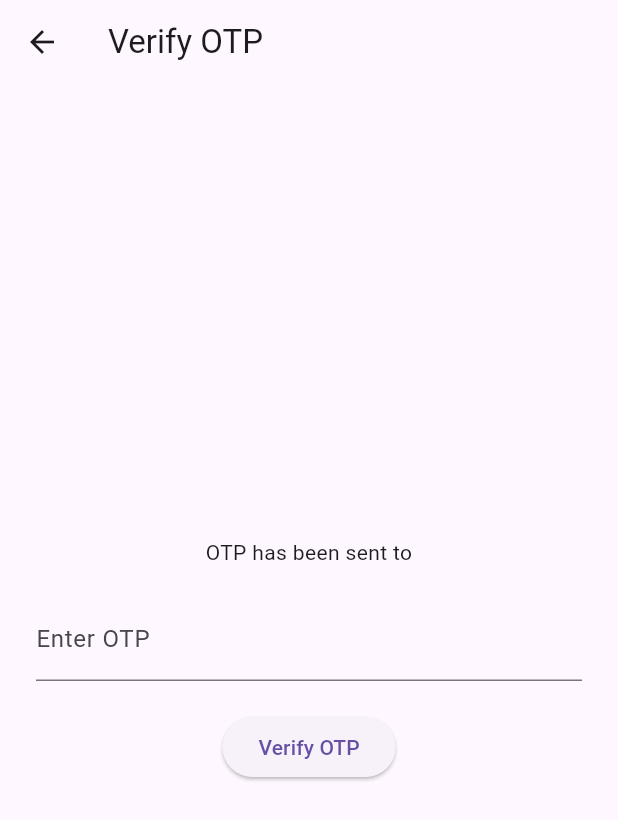
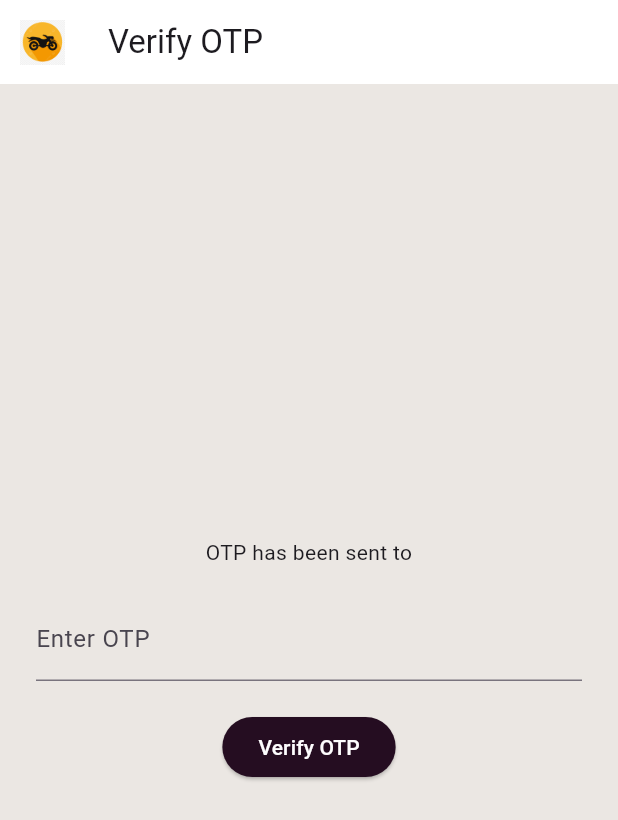
Before and after one commit to Stella1B/Saferride, a Flutter app: the OTPVerificationPage screen opened by its route, on a phone screen of 412 x 824 dp. Shown: the top 820 px of the screen. Run offline on Flutter 3.47's test engine with Material 3 defaults, Android fonts, the phone set to English and light mode, and no system bars; our stand-ins replace shared_preferences; accounts and stored records are empty.

Commit message:
OTP verification page modification

```diff
--- a/lib/screens/OTP_verification.dart
+++ b/lib/screens/OTP_verification.dart
@@ -43,8 +43,16 @@ class _OTPVerificationPageState extends State<OTPVerificationPage> {
   Widget build(BuildContext context) {
     return Scaffold(
       appBar: AppBar(
+        backgroundColor: Colors.white, // Set app bar background color
+        leading: Center(
+          child: Image.asset(
+            'assets/boda.webp', // Replace with your app logo image path
+            height: 30, // Adjust height as needed
+          ),
+        ),
         title: const Text('Verify OTP'),
       ),
+      backgroundColor: const Color.fromARGB(255, 235, 231, 227), // Light orange background
       body: Center(
         child: Padding(
           padding: const EdgeInsets.all(24.0),
@@ -66,7 +74,13 @@ class _OTPVerificationPageState extends State<OTPVerificationPage> {
               const SizedBox(height: 20),
               ElevatedButton(
                 onPressed: _verifyOTP,
-                child: const Text('Verify OTP'),
+                style: ElevatedButton.styleFrom(
+                  backgroundColor: const Color.fromARGB(255, 37, 13, 33), // Orange button
+                ),
+                child: const Text(
+                  'Verify OTP',
+                  style: TextStyle(color: Color.fromARGB(255, 254, 253, 254)), // Dark purple text
+                ),
               ),
             ],
           ),
--- a/lib/screens/home_screen.dart
+++ b/lib/screens/home_screen.dart
@@ -127,7 +127,7 @@ class _HomeScreenState extends State<HomeScreen> {
               onTap: () {
                 Navigator.push(
                   context,
-                  MaterialPageRoute(builder: (context) => PromotionsScreen()),
+                  MaterialPageRoute(builder: (context) => const PromotionsScreen()),
                 );
               },
             ),
```
